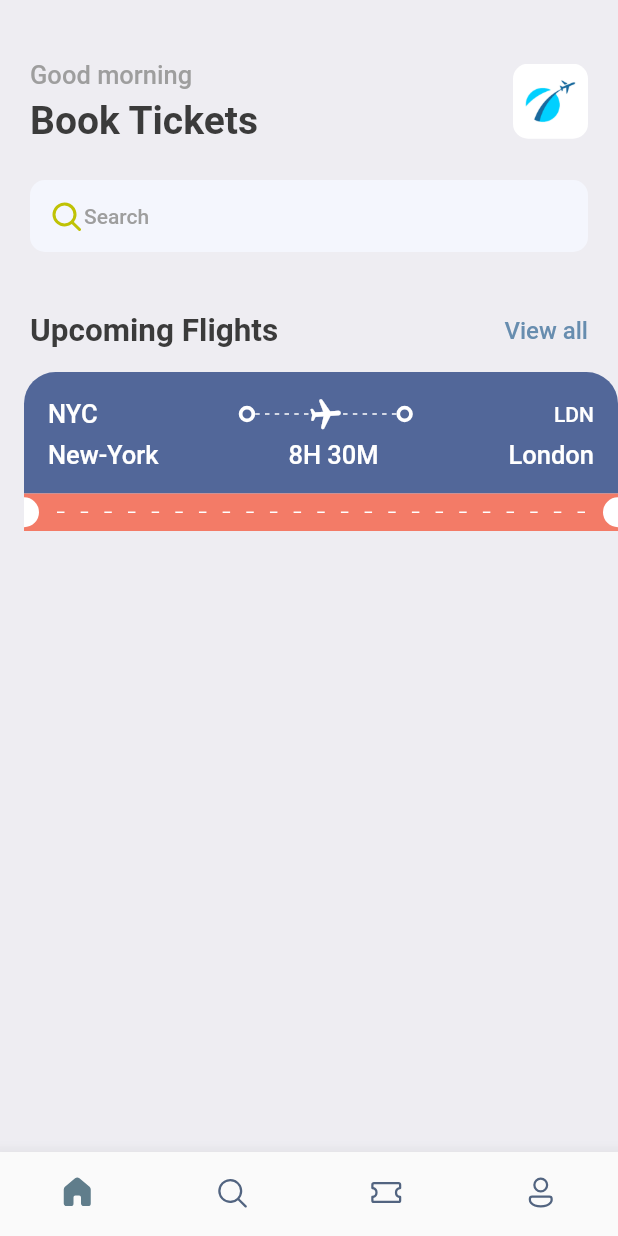
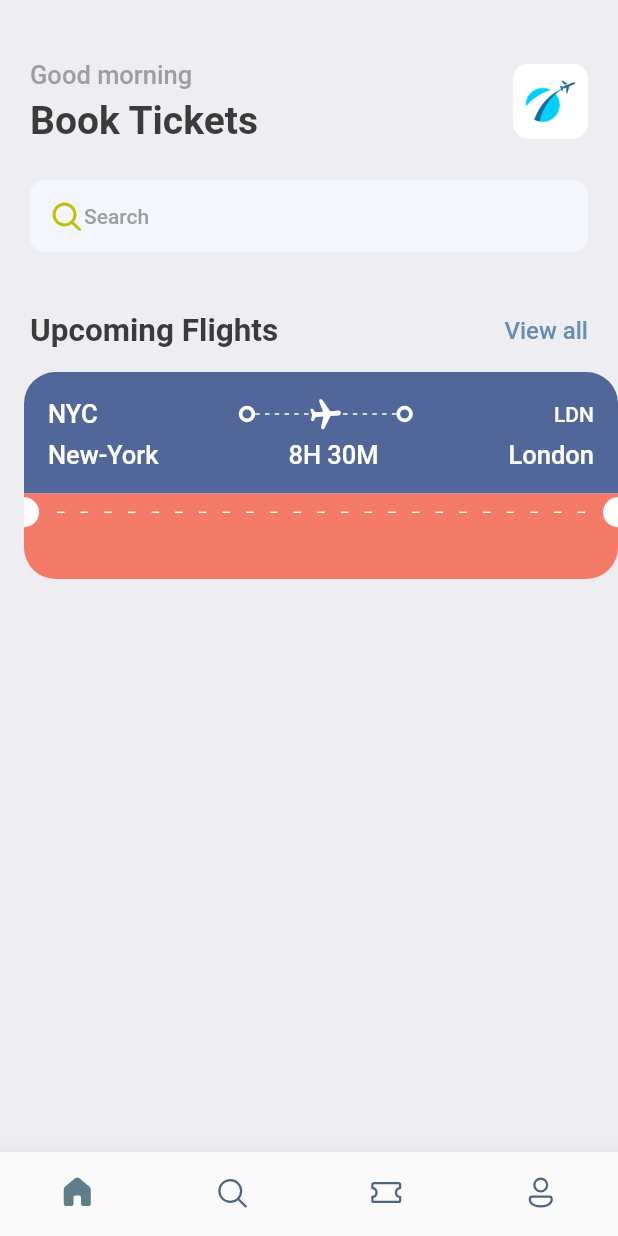
Before and after one commit to mrojasb2000/flutter_booktickets_app, a Flutter app: the screen it shows after launch, on a phone screen of 412 x 824 dp. Run offline on Flutter 3.47's test engine with Material 2 defaults, Android fonts, the phone set to English and light mode, and no system bars; our stand-ins replace fluentui_icons, gap.

Commit message:
chore: bottom card decoration

```diff
--- a/lib/screens/ticket_view.dart
+++ b/lib/screens/ticket_view.dart
@@ -91,9 +91,8 @@ class TicketView extends StatelessWidget {
                 ],
               )
             ]),
-          )
+          ),
           /* showing the orage part of the card/ticket */
-          ,
           Container(
               color: Styles.orageColor,
               child: Row(
@@ -148,7 +147,17 @@ class TicketView extends StatelessWidget {
                     ),
                   )
                 ],
-              ))
+              )),
+
+          /* botton part of the orage card/ticket */
+          Container(
+            decoration: BoxDecoration(
+                color: Styles.orageColor,
+                borderRadius: const BorderRadius.only(
+                    bottomLeft: Radius.circular(21),
+                    bottomRight: Radius.circular(21))),
+            padding: const EdgeInsets.all(16),
+          )
         ]),
       ),
     );
```
